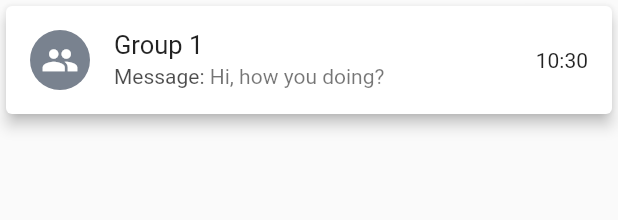
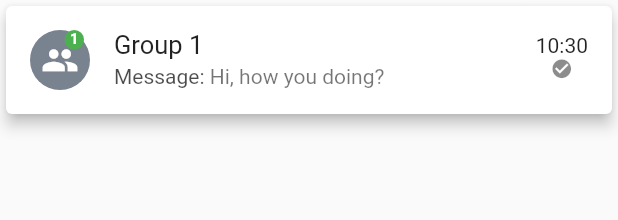
Before and after one commit to Sixtus6/chat-app, a Flutter app: the MessageWidget widget shown alone on an empty page, opened directly, on a phone screen of 412 x 824 dp. Shown: the top 220 px of the screen. Run offline on Flutter 3.47's test engine with Material 2 defaults, Android fonts, the phone set to English and light mode, and no system bars; our stand-ins replace flutter_chat_types, flutter_chat_ui, flutter_spinkit, lottie, nb_utils, stacked; network calls fail.

Commit message:
quick fix

```diff
--- a/lib/views/chat/chat_view.dart
+++ b/lib/views/chat/chat_view.dart
@@ -25,20 +25,14 @@ class ChatScreenView extends StatelessWidget {
                       backgroundColor: Colors.transparent,
                       primaryColor: ColorConfig.primary,
                       secondaryColor: ColorConfig.primary.withOpacity(0.6),
-                      // secondaryColor: Colors.white30,
                       inputBackgroundColor: Colors.grey.shade900,
                     ),
                     showUserNames: true,
-                    // messages: provider.messages,
-                    // customMessageBuilder: v.customTextMessageBuilder,
                     textMessageOptions:
                         TextMessageOptions(isTextSelectable: true),
                     messages: viewModel.messages,
-
                     user: viewModel.user,
                     onSendPressed: viewModel.handleSendPressed,
-                    // user:
-                    //     User(id: widget.userid!, firstName: widget.firstname),
                     textMessageBuilder: viewModel.customTextMessageBuilders,
                   ).withSize(width: double.infinity).expand()
                 ],
--- a/lib/views/chat/chat_viewmodel.dart
+++ b/lib/views/chat/chat_viewmodel.dart
@@ -25,6 +25,7 @@ class ChatScreenViewModel extends BaseViewModel {
   List<types.Message> messages = [];
 
   addMessage(types.Message message) {
+    print(messages);
     messages.insert(0, message);
     print(":added");
     notifyListeners();
@@ -96,8 +97,6 @@ class ChatScreenViewModel extends BaseViewModel {
         : 'Sender'; // Use a default name for sender messages
     final messageTime = DateTime.fromMillisecondsSinceEpoch(message.createdAt!);
     final time = DateFormat.Hm().format(messageTime);
-
-    // Customize the appearance of the text message
     return Container(
       margin: EdgeInsets.symmetric(vertical: SizeConfigs.getPercentageWidth(2)),
       decoration: BoxDecoration(
@@ -111,7 +110,7 @@ class ChatScreenViewModel extends BaseViewModel {
         child: Column(
           crossAxisAlignment: CrossAxisAlignment.start,
           children: [
-            if (showName) // Check if showName is true
+            if (showName)
               Text(
                 isRecipientMessage
                     ? capitalizeFirstLetter(message.author.firstName!)
--- a/lib/views/homepage/home_view.dart
+++ b/lib/views/homepage/home_view.dart
@@ -49,17 +49,8 @@ class HomeScreenView extends StatelessWidget {
                         ).expand(),
                         Text("Messages",
                                 style: titleStyle(context, true, size: 20))
-                            .onTap(() async {
-                          // try {
-                          //   var data = await ApiClient()
-                          //       .fetchData(Endpoints.chatRoom3);
-                          //   var d = ChatMessage.fromJson(data["data"]);
-                          //   print(d);
-                          //   print(data["data"]);
-                          // } catch (e) {
-                          //   print(e);
-                          // }
-                        }).paddingSymmetric(
+                            .onTap(() async {})
+                            .paddingSymmetric(
                                 horizontal: SizeConfigs.getPercentageWidth(6),
                                 vertical: SizeConfigs.getPercentageHeight(2)),
                         Icon(
@@ -70,7 +61,6 @@ class HomeScreenView extends StatelessWidget {
                       ],
                     ),
                     20.height,
-
                     Container(
                         decoration: BoxDecoration(
                           color: ColorConfig.white,
@@ -93,7 +83,7 @@ class HomeScreenView extends StatelessWidget {
                                           viewModel.chatRooms.length,
                                           (index) => OpenContainer(
                                                 transitionDuration:
-                                                    Duration(seconds: 3),
+                                                    const Duration(seconds: 3),
                                                 closedBuilder: (BuildContext
                                                             context,
                                                         VoidCallback
@@ -119,6 +109,11 @@ class HomeScreenView extends StatelessWidget {
                                                                 .chatRooms[
                                                                     index]
                                                                 .lastMessage),
+                                                    counter: viewModel
+                                                        .chatRooms[index]
+                                                        .members
+                                                        .length
+                                                        .toString(),
                                                   ),
                                                 ).paddingSymmetric(
                                                   horizontal: SizeConfigs
--- /dev/null
+++ b/lib/widgets/customCircleAvatar.dart
@@ -0,0 +1,26 @@
+import 'package:flutter/material.dart';
+
+class CustomCircleAvater extends StatelessWidget {
+  const CustomCircleAvater({
+    super.key,
+    required this.widget,
+    required this.radius,
+    required this.color,
+  });
+  final Widget widget;
+  final double radius;
+  final Color color;
+
+  @override
+  Widget build(BuildContext context) {
+    return Container(
+      width: radius,
+      height: radius,
+      decoration: BoxDecoration(
+        shape: BoxShape.circle,
+        color: color,
+      ),
+      child: widget,
+    );
+  }
+}
--- a/lib/widgets/messageWidget.dart
+++ b/lib/widgets/messageWidget.dart
@@ -1,16 +1,21 @@
 import 'package:chatapp/config/color.dart';
 import 'package:chatapp/utils/style.dart';
+import 'package:chatapp/widgets/customCircleAvatar.dart';
 import 'package:flutter/material.dart';
+import 'package:flutter_chat_ui/flutter_chat_ui.dart';
 import 'package:intl/intl.dart';
+import 'package:nb_utils/nb_utils.dart';
 
 class MessageWidget extends StatelessWidget {
   const MessageWidget({
     super.key,
     this.title,
     this.message,
+    this.counter,
   });
   final String? title;
   final String? message;
+  final String? counter;
 
   @override
   Widget build(BuildContext context) {
@@ -18,19 +23,31 @@ class MessageWidget extends StatelessWidget {
         elevation: 4,
         color: ColorConfig.white,
         child: ListTile(
-          leading: Container(
-            width: 40,
-            height: 40,
-            decoration: BoxDecoration(
-              shape: BoxShape.circle,
+          leading: Stack(children: [
+            CustomCircleAvater(
               color: ColorConfig.primary.withOpacity(0.6),
-            ),
-            child: const Icon(
+              radius: 40,
+              widget: const Icon(
                 Icons.group,
                 size: 25,
                 color: Colors.white,
               ),
             ),
+            Positioned(
+              right: 4,
+              //rtop: -4,
+              child: CustomCircleAvater(
+                  color: Colors.green,
+                  radius: 13,
+                  widget: Text(
+                    counter ?? '1',
+                    style: const TextStyle(
+                        color: Colors.white,
+                        fontSize: 10,
+                        fontWeight: FontWeight.bold),
+                  ).center().paddingBottom(2)),
+            )
+          ]),
           title: Text(
             title ?? 'Group ${1}',
             style: titleStyle(context, false, size: 17, color: Colors.black87),
@@ -47,9 +64,17 @@ class MessageWidget extends StatelessWidget {
               ],
             ),
           ),
-          trailing: Text(
+          trailing: Column(
+            children: [
+              Text(
                 DateFormat('HH:mm').format(DateTime.now()),
               ),
+              Icon(
+                Icons.check_circle,
+                size: 15,
+              )
+            ],
+          ).paddingSymmetric(vertical: 10),
         ));
   }
 }
```
Lines whose indentation alone changed are shown as unchanged.
